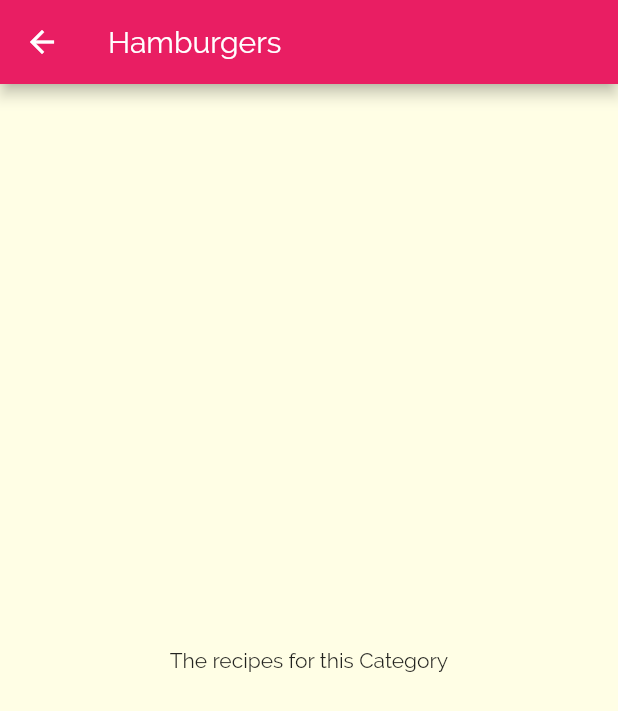
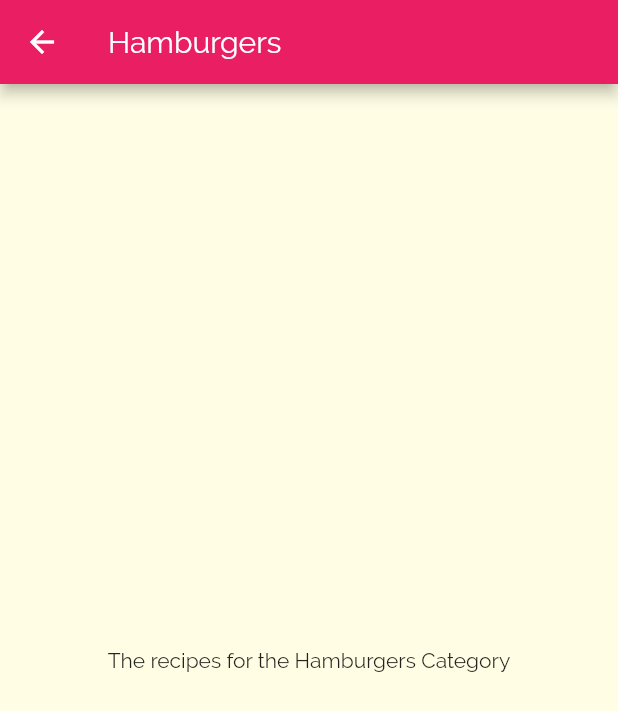
Before and after one commit to enricobragastini/meals_app, a Flutter app: the screen it shows after launch, after a tap on "Hamburgers", on a phone screen of 412 x 824 dp. Shown: the top 711 px of the screen. Run offline on Flutter 3.47's test engine with Material 2 defaults, Android fonts, the phone set to English and light mode, and no system bars.

Commit message:
lezione164

```diff
--- a/lib/category_item.dart
+++ b/lib/category_item.dart
@@ -1,6 +1,4 @@
 import 'package:flutter/material.dart';
-
-import 'package:meals/category_meals_screen.dart';
 
 class CategoryItem extends StatelessWidget {
   final String id;
@@ -8,15 +6,12 @@ class CategoryItem extends StatelessWidget {
   final Color color;
 
   const CategoryItem(
-      {required this.id, required this.title, required this.color});
+      {Key? key, required this.id, required this.title, required this.color})
+      : super(key: key);
 
   void selectCategory(BuildContext ctx) {
-    Navigator.of(ctx).push(MaterialPageRoute(builder: (_) {
-      return CategoryMealScreen(
-        categoryId: id,
-        categoryTitle: title,
-      );
-    }));
+    Navigator.of(ctx)
+        .pushNamed("/category-meals", arguments: {'id': id, 'title': title});
   }
 
   @override
--- a/lib/category_meals_screen.dart
+++ b/lib/category_meals_screen.dart
@@ -1,19 +1,24 @@
 import 'package:flutter/material.dart';
 
 class CategoryMealScreen extends StatelessWidget {
-  final String categoryId;
-  final String categoryTitle;
+  // final String categoryId;
+  // final String categoryTitle;
 
-  const CategoryMealScreen(
-      {Key? key, required this.categoryId, required this.categoryTitle})
-      : super(key: key);
+  // const CategoryMealScreen(
+  //     {Key? key, required this.categoryId, required this.categoryTitle})
+  //     : super(key: key);
 
   @override
   Widget build(BuildContext context) {
+    final routeArgs =
+        ModalRoute.of(context)!.settings.arguments as Map<String, String>;
+    final categoryTitle = routeArgs['title']!;
+    final categoryId = routeArgs['id']!;
+
     return Scaffold(
         appBar: AppBar(title: Text(categoryTitle)),
-        body: const Center(
-          child: Text("The recipes for this Category"),
+        body: Center(
+          child: Text("The recipes for the " + categoryTitle + " Category"),
         ));
   }
 }
--- a/lib/main.dart
+++ b/lib/main.dart
@@ -1,6 +1,7 @@
 import 'package:flutter/material.dart';
 
 import 'package:meals/categories_screen.dart';
+import 'package:meals/category_meals_screen.dart';
 
 void main() {
   runApp(const MyApp());
@@ -24,6 +25,9 @@ class MyApp extends StatelessWidget {
                 color: Colors.black, fontFamily: "Raleway", fontSize: 18)),
       ),
       home: const CategoriesScreen(),
+      routes: {
+        "/category-meals": (ctx) => CategoryMealScreen(),
+      },
     );
   }
 }
```
Also changed, not shown: 1 other file.
